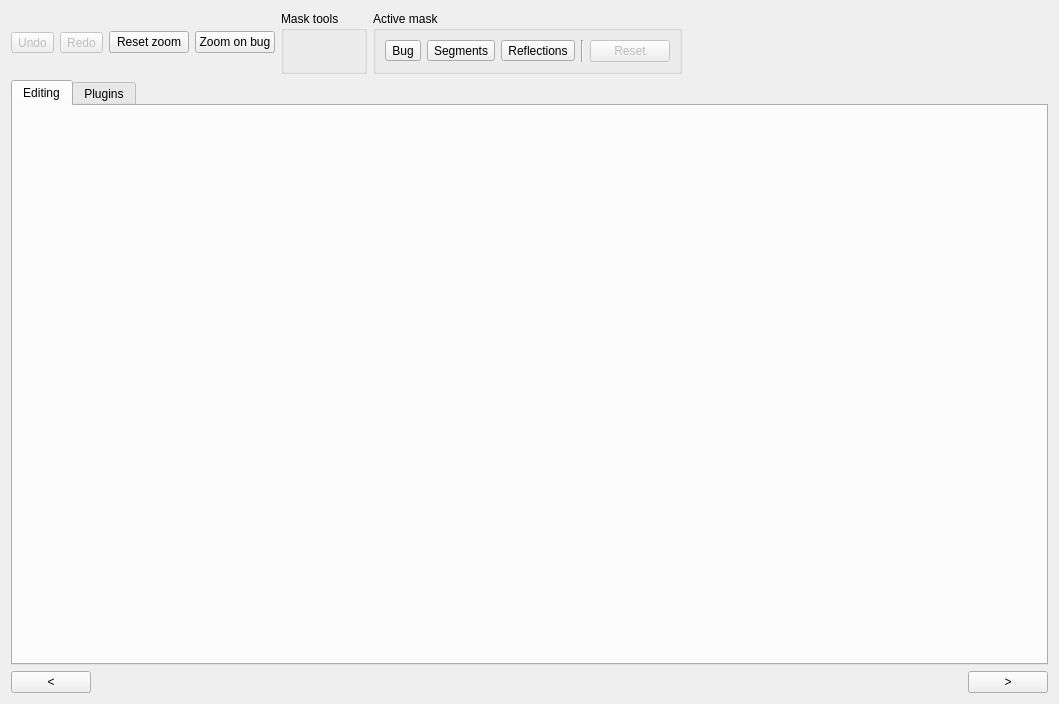
Qt form arthropod_describer/label_editor/ui/label_editor.ui (mrazr/maphis) before a commit.
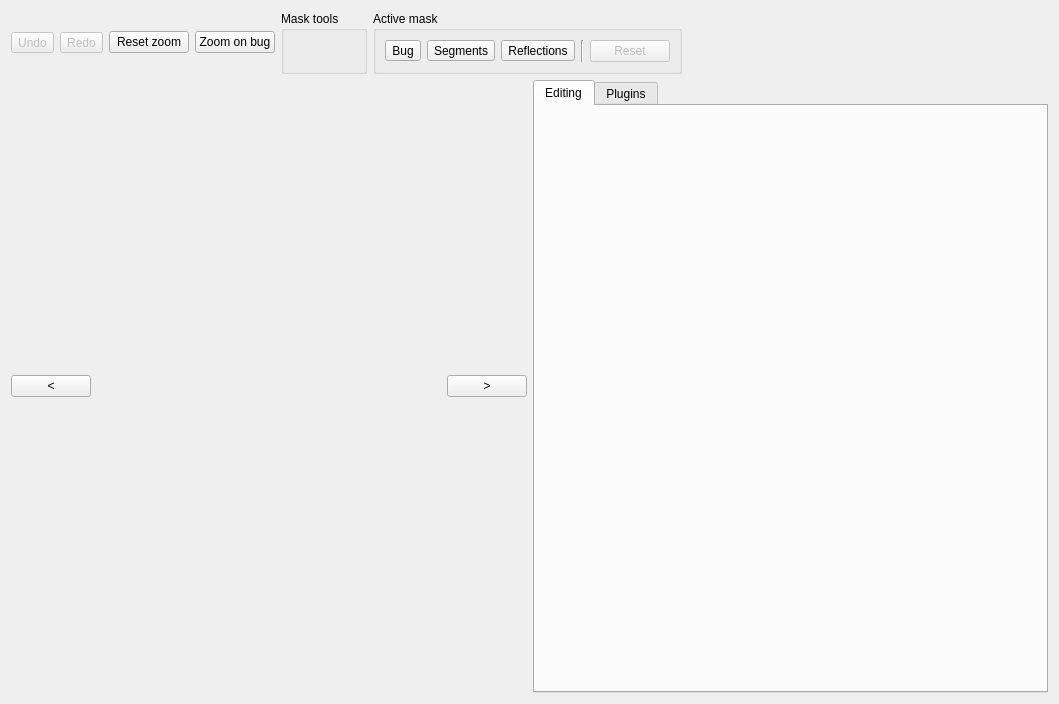
The same form after that commit.

Commit message: moved Toolbox to the right sidebar

What changed in the file:
```diff
--- a/arthropod_describer/label_editor/ui/label_editor.ui
+++ b/arthropod_describer/label_editor/ui/label_editor.ui
@@ -153,24 +153,13 @@
    <item>
     <layout class="QHBoxLayout" name="center">
      <item>
-      <widget class="QTabWidget" name="tabSidebar">
-       <property name="currentIndex">
+      <layout class="QVBoxLayout" name="photo_view">
+       <property name="leftMargin">
         <number>0</number>
        </property>
-       <widget class="QWidget" name="tabEditing">
-        <attribute name="title">
-         <string>Editing</string>
-        </attribute>
-       </widget>
-       <widget class="QWidget" name="tabPlugins">
-        <attribute name="title">
-         <string>Plugins</string>
-        </attribute>
-       </widget>
-      </widget>
-     </item>
-    </layout>
-   </item>
+       <property name="bottomMargin">
+        <number>0</number>
+       </property>
    <item>
     <layout class="QHBoxLayout" name="controls">
      <item>
@@ -217,6 +206,27 @@
        <property name="text">
         <string>&gt;</string>
        </property>
+          </widget>
+         </item>
+        </layout>
+       </item>
+      </layout>
+     </item>
+     <item>
+      <widget class="QTabWidget" name="tabSidebar">
+       <property name="currentIndex">
+        <number>0</number>
+       </property>
+       <widget class="QWidget" name="tabEditing">
+        <attribute name="title">
+         <string>Editing</string>
+        </attribute>
+       </widget>
+       <widget class="QWidget" name="tabPlugins">
+        <attribute name="title">
+         <string>Plugins</string>
+        </attribute>
+       </widget>
       </widget>
      </item>
     </layout>
```
Lines whose indentation alone changed are shown as unchanged. The commit also changes 2 other files.
